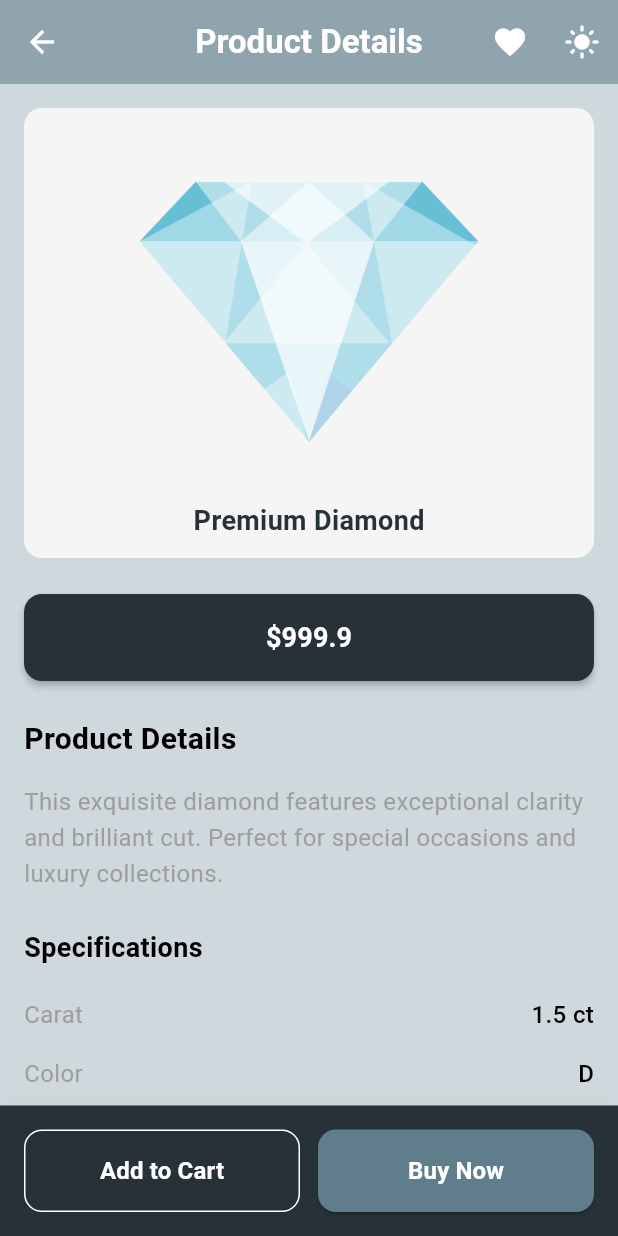
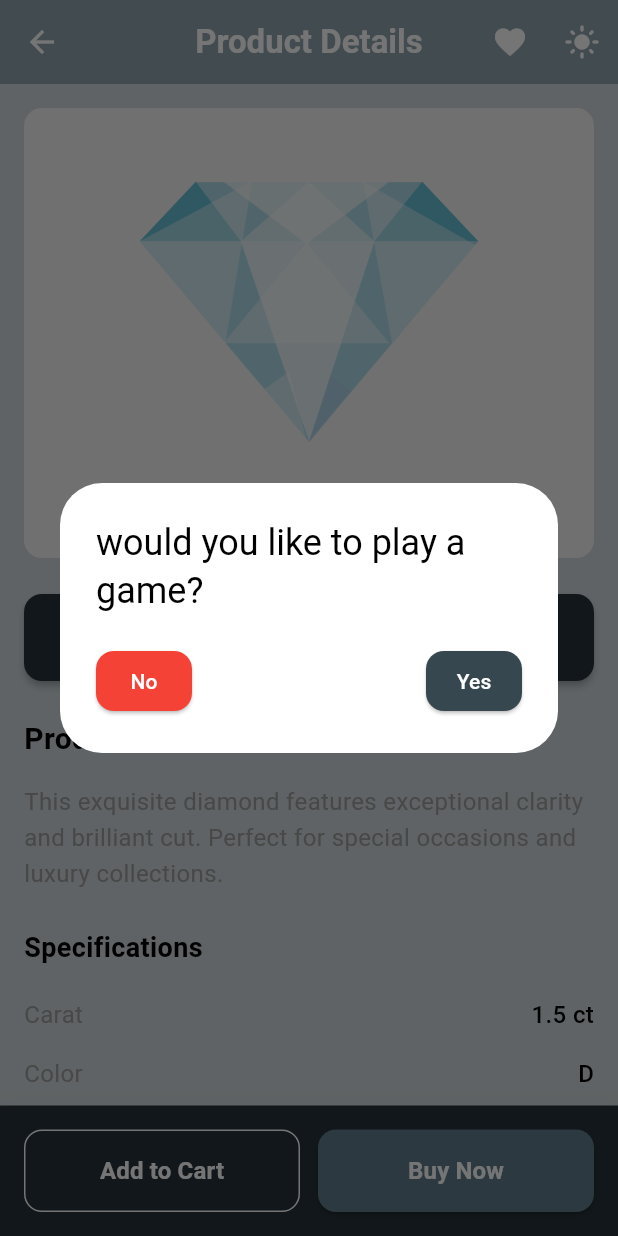
Before and after one commit to blancdymond/diamond-owner, a Flutter app: the ProductScreen screen opened directly, after a tap on "Buy Now", on a phone screen of 412 x 824 dp. Run offline on Flutter 3.47's test engine with Material 3 defaults, Android fonts, the phone set to English and light mode, and no system bars.

Commit message:
Game Page and previos page linked

```diff
--- a/lib/product_screen.dart
+++ b/lib/product_screen.dart
@@ -1,3 +1,4 @@
+import 'package:diamond_owner/games/tic_tac_toe.dart';
 import 'package:diamond_owner/main.dart';
 import 'package:diamond_owner/pages/I_am_Rich.dart';
 import 'package:diamond_owner/themes/theme_provider.dart';
@@ -192,7 +193,11 @@ class _ProductScreenState extends State<ProductScreen> {
             const SizedBox(width: 12),
             Expanded(
               child: ElevatedButton(
-                onPressed: () {},
+                onPressed: () {
+                  setState(() {
+                    _showDialogToSwitchPage();
+                  });
+                },
                 style: ElevatedButton.styleFrom(
                   backgroundColor: Theme.of(context).colorScheme.onPrimary,
                   foregroundColor: Colors.white,
@@ -228,4 +233,58 @@ class _ProductScreenState extends State<ProductScreen> {
       ),
     );
   }
+
+  void _showDialogToSwitchPage() {
+    showDialog(
+      context: context,
+      builder: (BuildContext context) {
+        return AlertDialog(
+          title: Text("would you like to play a game?"),
+          actions: [
+            Row(
+              mainAxisAlignment: MainAxisAlignment.spaceBetween,
+              children: [
+                ElevatedButton(
+                  onPressed: () {
+                    Navigator.pop;
+                  },
+                  style: ElevatedButton.styleFrom(
+                    backgroundColor: Colors.red,
+                    foregroundColor: Colors.white,
+                    padding: const EdgeInsets.symmetric(vertical: 8),
+                    shape: RoundedRectangleBorder(
+                      borderRadius: BorderRadius.circular(12),
+                    ),
+                  ),
+                  child: Text('No'),
+                ),
+
+                ElevatedButton(
+                  onPressed: () {
+                    Navigator.push(
+                      context,
+                      MaterialPageRoute(
+                        builder: (context) {
+                          return TicTacToe();
+                        },
+                      ),
+                    );
+                  },
+                  style: ElevatedButton.styleFrom(
+                    backgroundColor: Colors.blueGrey[800],
+                    foregroundColor: Colors.white,
+                    padding: const EdgeInsets.symmetric(vertical: 8),
+                    shape: RoundedRectangleBorder(
+                      borderRadius: BorderRadius.circular(12),
+                    ),
+                  ),
+                  child: Text('Yes'),
+                ),
+              ],
+            ),
+          ],
+        );
+      },
+    );
+  }
 }
```
